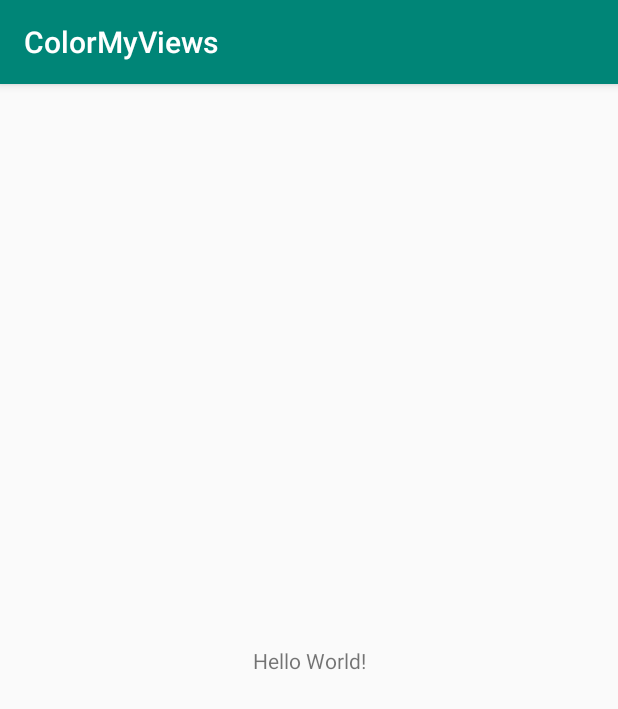
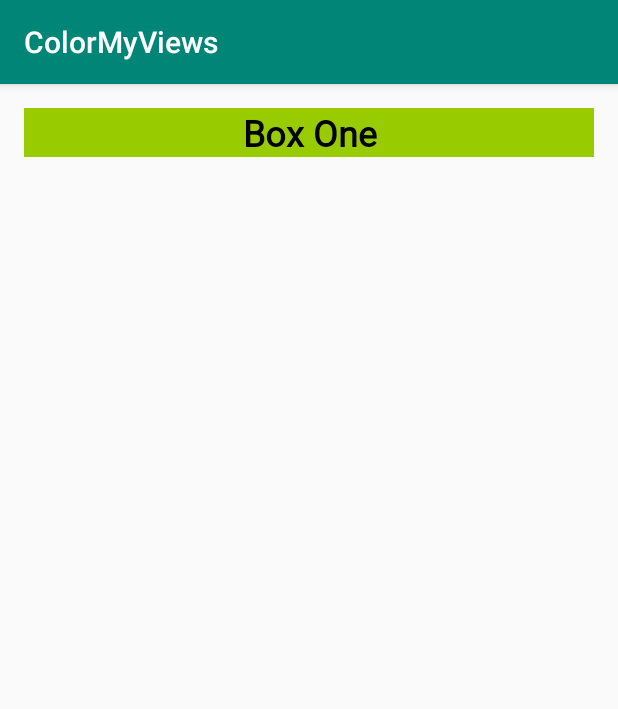
Before and after one commit to TekuDev/AndroidCourses, an Android app: the screen it shows after launch (MainActivity), on a phone screen of 412 x 824 dp. Shown: the top 709 px of the screen. Run offline under Robolectric (Android 15) with nearby library versions, the phone set to English and light mode, and no system bars.

Commit message:
add Box One

```diff
--- a/ColorMyViews/app/src/main/res/layout/activity_main.xml
+++ b/ColorMyViews/app/src/main/res/layout/activity_main.xml
@@ -2,15 +2,21 @@
 <androidx.constraintlayout.widget.ConstraintLayout xmlns:android="http://schemas.android.com/apk/res/android"
     xmlns:app="http://schemas.android.com/apk/res-auto"
     xmlns:tools="http://schemas.android.com/tools"
+    android:id="@+id/constraint_layout"
     android:layout_width="match_parent"
     android:layout_height="match_parent"
     tools:context=".MainActivity">
 
+    <!-- TODO: Fix the layout width -->
     <TextView
-        android:layout_width="wrap_content"
+        android:id="@+id/box_one_text"
+        style="@style/WhiteBox"
+        android:layout_width="0dp"
         android:layout_height="wrap_content"
-        android:text="Hello World!"
-        app:layout_constraintBottom_toBottomOf="parent"
+        android:layout_marginLeft="@dimen/margin_wide"
+        android:layout_marginTop="@dimen/margin_wide"
+        android:layout_marginRight="@dimen/margin_wide"
+        android:text="@string/box_one"
         app:layout_constraintLeft_toLeftOf="parent"
         app:layout_constraintRight_toRightOf="parent"
         app:layout_constraintTop_toTopOf="parent" />
--- /dev/null
+++ b/ColorMyViews/app/src/main/res/values/dimens.xml
@@ -0,0 +1,6 @@
+<?xml version="1.0" encoding="utf-8"?>
+<resources>
+    <dimen name="margin_wide">16dp</dimen>
+    <dimen name="margin_half">8dp</dimen>
+    <dimen name="box_text_size">24sp</dimen>
+</resources>
--- a/ColorMyViews/app/src/main/res/values/strings.xml
+++ b/ColorMyViews/app/src/main/res/values/strings.xml
@@ -1,3 +1,4 @@
 <resources>
     <string name="app_name">ColorMyViews</string>
+    <string name="box_one">Box One</string>
 </resources>
--- a/ColorMyViews/app/src/main/res/values/styles.xml
+++ b/ColorMyViews/app/src/main/res/values/styles.xml
@@ -8,4 +8,13 @@
         <item name="colorAccent">@color/colorAccent</item>
     </style>
 
+    <style name="WhiteBox">
+        <item name="android:background">@android:color/holo_green_light</item>
+        <item name="android:textAlignment">center</item>
+        <item name="android:textSize">@dimen/box_text_size</item>
+        <item name="android:textStyle">bold</item>
+        <item name="android:textColor">@android:color/black</item>
+        <item name="android:fontFamily">@font/roboto</item>
+    </style>
+
 </resources>
```
Also changed, not shown: ColorMyViews/app/src/main/res/font/roboto.ttf (added).
